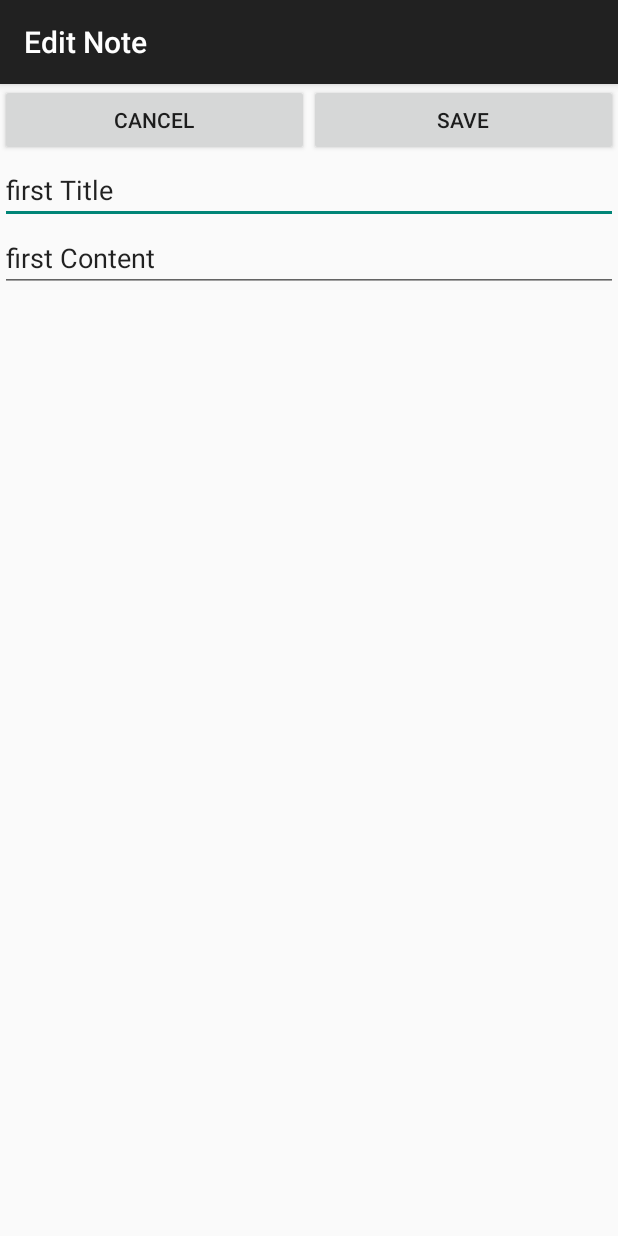
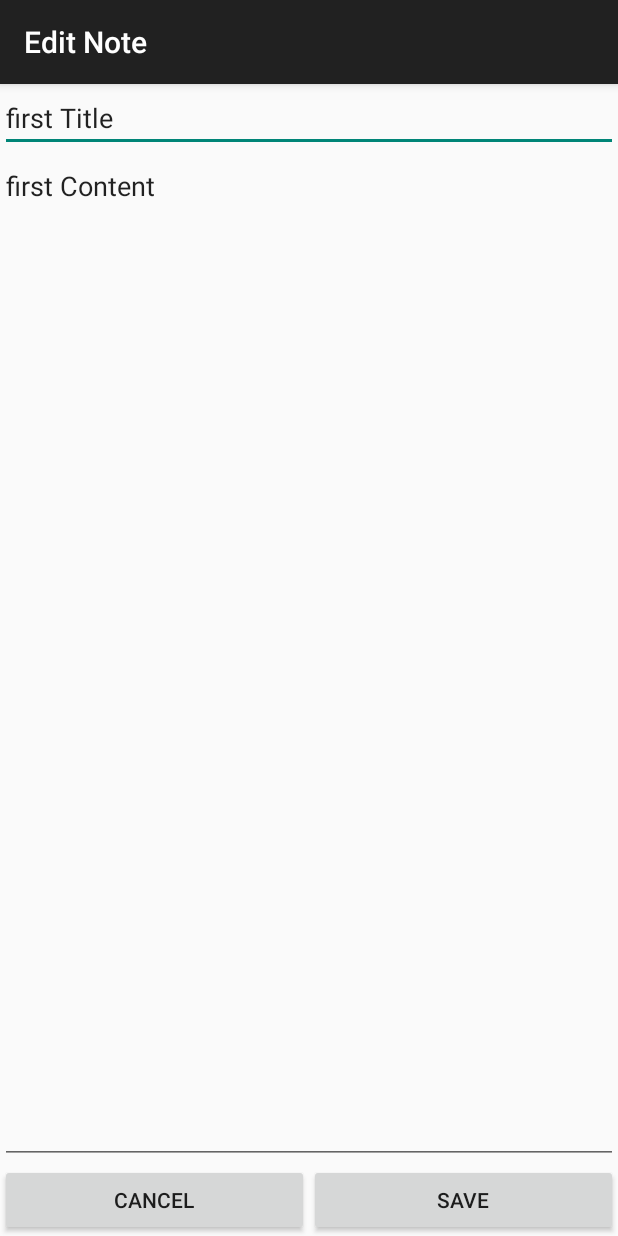
Before and after one commit to sagiyemi/Notepad, an Android app: the screen it shows after launch (EditNoteActivity), after a tap on "first Title", on a phone screen of 412 x 824 dp. Run offline under Robolectric (Android 15) with nearby library versions, the phone set to English and light mode, and no system bars.

Commit message:
app before refactoring

```diff
--- a/app/src/main/java/com/example/mynotepad/app/Note.java
+++ b/app/src/main/java/com/example/mynotepad/app/Note.java
@@ -13,7 +13,7 @@ public class Note {
     }
 
     public String getSubject() {
-        return this.subject;
+        return subject;
     }
 
     public void setSubject(String subject) {
@@ -21,11 +21,10 @@ public class Note {
     }
 
     public String getContent() {
-        return this.content;
+        return content;
     }
 
     public void setContent(String content) {
         this.content = content;
     }
-
 }
--- a/app/src/main/res/layout/activity_edit_note.xml
+++ b/app/src/main/res/layout/activity_edit_note.xml
@@ -3,27 +3,6 @@
     android:layout_width="match_parent"
     android:layout_height="match_parent">
 
-    <LinearLayout
-        android:orientation="horizontal"
-        android:layout_width="match_parent"
-        android:layout_height="wrap_content"
-        android:layout_gravity="">
-
-
-        <Button
-            android:layout_weight="1"
-            android:layout_width="match_parent"
-            android:layout_height="wrap_content"
-            android:text="@string/cancel"
-            android:id="@+id/cancelButton" />
-
-        <Button
-            android:layout_weight="1"
-            android:layout_width="match_parent"
-            android:layout_height="wrap_content"
-            android:text="@string/save"
-            android:id="@+id/saveButton" />
-    </LinearLayout>
 
     <EditText
         android:hint="@string/note_subject"
@@ -35,8 +14,28 @@
         android:hint="@string/note_content"
         android:gravity="top"
         android:layout_width="match_parent"
-        android:layout_height="wrap_content"
+        android:layout_height="0dp"
+        android:layout_weight="1"
         android:id="@+id/editContent" />
 
+    <LinearLayout
+        android:orientation="horizontal"
+        android:layout_width="match_parent"
+        android:layout_height="wrap_content">
 
+
+        <Button
+            android:layout_weight="1"
+            android:layout_width="match_parent"
+            android:layout_height="wrap_content"
+            android:text="@android:string/cancel"
+            android:id="@+id/cancelButton" />
+
+        <Button
+            android:layout_weight="1"
+            android:layout_width="match_parent"
+            android:layout_height="wrap_content"
+            android:text="@string/save"
+            android:id="@+id/saveButton" />
+    </LinearLayout>
 </LinearLayout>
--- a/app/src/main/res/layout/note_list.xml
+++ b/app/src/main/res/layout/note_list.xml
@@ -12,11 +12,9 @@
         android:textAppearance="?android:attr/textAppearanceLarge"
         android:text="@string/note_application"
         android:id="@+id/textView"
-        android:layout_weight="0"
         android:gravity="center_horizontal" />
 
     <ListView
-        android:layout_weight="1"
         android:layout_width="match_parent"
         android:layout_height="wrap_content"
         android:id="@android:id/list" />
```
Also changed, not shown: app/src/main/res/layout/title_row.xml (+5 -11 lines).
